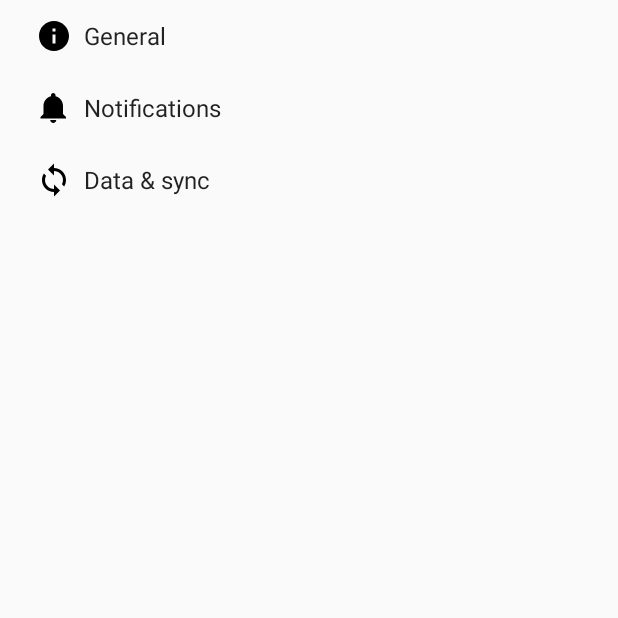
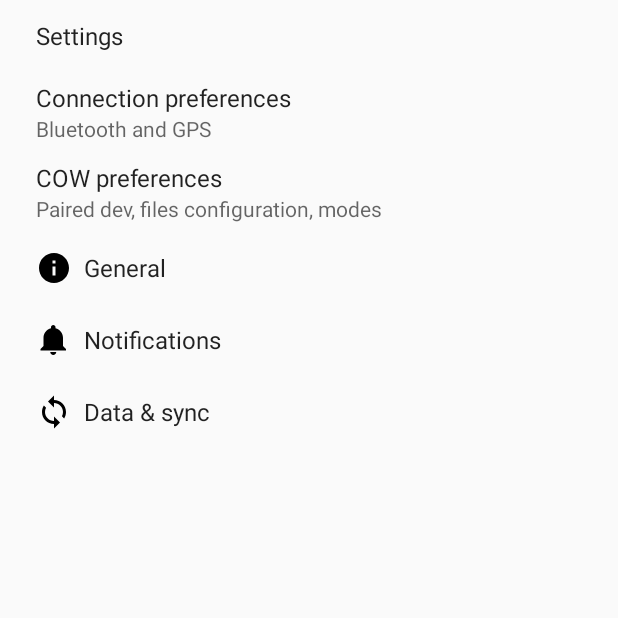
Before and after one commit to luis95gr/SmartHealthcare, an Android app: the SettingsActivity screen opened directly, with no data from a screen before it, on a phone screen of 412 x 824 dp, the top half of it. Run offline under Robolectric (Android 15) with nearby library versions, the phone set to English and light mode, and no system bars; network calls fail.

Commit message:
Connection and COW layout Pref v0.1 1. Two fragments were added into the SettingsActivity and Preference headers 2. For the moment this are just layouts and store just raw preferences
Signed-off-by: WilyPonce <wily991@gmail.com>

```diff
--- a/app/build.gradle
+++ b/app/build.gradle
@@ -30,7 +30,7 @@ dependencies {
     androidTestImplementation 'com.android.support.test:runner:1.0.1'
     androidTestImplementation 'com.android.support.test.espresso:espresso-core:3.0.1'
     implementation 'com.android.support:design:26.1.0'
-    implementation 'com.android.volley:volley:1.0.0'
+    implementation 'com.android.volley:volley:1.1.0'
     implementation 'com.airbnb.android:lottie:2.2.5'
     implementation 'com.android.support:recyclerview-v7:26.1.0'
     implementation 'com.squareup.picasso:picasso:2.5.2'
--- a/app/src/main/java/com/example/luisguzmn/healthcare40/SettingsActivity.java
+++ b/app/src/main/java/com/example/luisguzmn/healthcare40/SettingsActivity.java
@@ -174,7 +174,9 @@ public class SettingsActivity extends AppCompatPreferenceActivity {
         return PreferenceFragment.class.getName().equals(fragmentName)
                 || GeneralPreferenceFragment.class.getName().equals(fragmentName)
                 || DataSyncPreferenceFragment.class.getName().equals(fragmentName)
-                || NotificationPreferenceFragment.class.getName().equals(fragmentName);
+                || NotificationPreferenceFragment.class.getName().equals(fragmentName)
+                || ConnectionPreferenceFragment.class.getName().equals(fragmentName)
+                || CowPreferenceFragment.class.getName().equals(fragmentName);
     }
 
     /**
@@ -267,4 +269,70 @@ public class SettingsActivity extends AppCompatPreferenceActivity {
             return super.onOptionsItemSelected(item);
         }
     }
+
+    /**
+     * This fragment shows Connection preferences only. It is used when the
+     * activity is showing a two-pane settings UI.
+     */
+    @TargetApi(Build.VERSION_CODES.HONEYCOMB)
+    public static class ConnectionPreferenceFragment extends PreferenceFragment {
+        @Override
+        public void onCreate(Bundle savedInstanceState) {
+            super.onCreate(savedInstanceState);
+            addPreferencesFromResource(R.xml.pref_connection);
+            setHasOptionsMenu(true);
+
+            // Bind the summaries of EditText/List/Dialog/Ringtone preferences
+            // to their values. When their values change, their summaries are
+            // updated to reflect the new value, per the Android Design
+            // guidelines.
+//            bindPreferenceSummaryToValue(findPreference("connection_bluetooth"));
+//            bindPreferenceSummaryToValue(findPreference("connection_gps"));
+        }
+
+        @Override
+        public boolean onOptionsItemSelected(MenuItem item) {
+            int id = item.getItemId();
+            if (id == android.R.id.home) {
+                startActivity(new Intent(getActivity(), SettingsActivity.class));
+                return true;
+            }
+            return super.onOptionsItemSelected(item);
+        }
+    }
+
+    /**
+     * This fragment shows Connection preferences only. It is used when the
+     * activity is showing a two-pane settings UI.
+     */
+    @TargetApi(Build.VERSION_CODES.HONEYCOMB)
+    public static class CowPreferenceFragment extends PreferenceFragment {
+        @Override
+        public void onCreate(Bundle savedInstanceState) {
+            super.onCreate(savedInstanceState);
+            addPreferencesFromResource(R.xml.pref_cow);
+            setHasOptionsMenu(true);
+
+            // Bind the summaries of EditText/List/Dialog/Ringtone preferences
+            // to their values. When their values change, their summaries are
+            // updated to reflect the new value, per the Android Design
+            // guidelines.
+
+            bindPreferenceSummaryToValue(findPreference("cow_paired"));
+            bindPreferenceSummaryToValue(findPreference("cow_folder"));
+            bindPreferenceSummaryToValue(findPreference("cow_file_prefix"));
+            bindPreferenceSummaryToValue(findPreference("cow_period_files"));
+
+        }
+
+        @Override
+        public boolean onOptionsItemSelected(MenuItem item) {
+            int id = item.getItemId();
+            if (id == android.R.id.home) {
+                startActivity(new Intent(getActivity(), SettingsActivity.class));
+                return true;
+            }
+            return super.onOptionsItemSelected(item);
+        }
+    }
 }
--- /dev/null
+++ b/app/src/main/res/xml/pref_connection.xml
@@ -0,0 +1,22 @@
+<?xml version="1.0" encoding="utf-8"?>
+<PreferenceScreen xmlns:android="http://schemas.android.com/apk/res/android">
+
+    android:layout_width="wrap_content"
+    android:layout_height="wrap_content">
+
+    <!-- A 'parent' preference, which enables/disables child preferences (below)
+     when checked/unchecked. -->
+    <SwitchPreference
+        android:icon="@drawable/pref_ic_bluetooth"
+        android:defaultValue="true"
+        android:key="connection_bluetooth"
+        android:title="Bluetooth"/>
+    <SwitchPreference
+        android:icon="@drawable/pref_ic_gps"
+        android:defaultValue="true"
+        android:key="connection_gps"
+        android:title="GPS"/>
+
+
+
+</PreferenceScreen>
--- /dev/null
+++ b/app/src/main/res/xml/pref_cow.xml
@@ -0,0 +1,84 @@
+<PreferenceScreen xmlns:android="http://schemas.android.com/apk/res/android">
+
+    android:layout_width="wrap_content"
+    android:layout_height="wrap_content">
+
+    <!-- A 'parent' preference, which enables/disables child preferences (below)
+     when checked/unchecked. -->
+    <PreferenceCategory
+    android:title="General COW settings">
+        <EditTextPreference
+            android:icon="@drawable/pref_ic_paired"
+            android:key="cow_paired"
+            android:title="Paired COW device"
+            android:defaultValue="COW unknown"
+            android:dialogTitle="EditText Dialog" />
+        <EditTextPreference
+            android:icon="@drawable/pref_ic_folder"
+            android:key="cow_folder"
+            android:title="Subdirectory folder"
+            android:defaultValue="CTLogs"/>
+        <EditTextPreference
+            android:icon="@drawable/pref_ic_file"
+            android:key="cow_file_prefix"
+            android:title="Files prefix"
+            android:defaultValue="CWP"/>
+        <EditTextPreference
+            android:icon="@drawable/pref_ic_clock"
+            android:key="cow_period_files"
+            android:title="Period of files"
+            android:inputType="number"
+            android:defaultValue="5"/>
+   </PreferenceCategory>
+       <!-- <EditTextPreference
+            android:icon="@drawable/pref_ic_folder"
+            android:defaultValue="CTlogs"
+            android:inputType="text"
+            android:key="cow_folder"
+            android:maxLines="1"
+            android:selectAllOnFocus="true"
+            android:singleLine="true"
+            android:title="Subdirectory folder"/>
+        <EditTextPreference
+            android:icon="@drawable/pref_ic_file"
+            android:defaultValue="AVZ"
+            android:inputType="text"
+            android:key="cow_file_prefix"
+            android:maxLines="1"
+            android:selectAllOnFocus="true"
+            android:singleLine="true"
+            android:title="File name prefix"/>
+        <EditTextPreference
+            android:icon="@drawable/pref_ic_clock"
+            android:defaultValue="4"
+            android:inputType="number"
+            android:key="cow_period_files"
+            android:maxLines="1"
+            android:selectAllOnFocus="true"
+            android:singleLine="true"
+            android:title="Period of files"/>
+    </PreferenceCategory>-->
+    <PreferenceCategory
+        android:title="COW modes"
+        android:icon="@drawable/pref_ic_mode">
+        <CheckBoxPreference
+            android:defaultValue="true"
+            android:key="cow_mode_bt"
+            android:title="Bluetooth sender"/>
+        <CheckBoxPreference
+            android:defaultValue="true"
+            android:key="cow_mode_sd"
+            android:title="COW's SD storage"/>
+        <CheckBoxPreference
+            android:defaultValue="true"
+            android:key="cow_mode_lv"
+            android:title="USB serial/LabView"/>
+        <CheckBoxPreference
+            android:defaultValue="true"
+            android:key="cow_mode_obd"
+            android:title="OBD-II"/>
+    </PreferenceCategory>
+
+
+
+</PreferenceScreen>
--- a/app/src/main/res/xml/pref_headers.xml
+++ b/app/src/main/res/xml/pref_headers.xml
@@ -1,6 +1,16 @@
 <preference-headers xmlns:android="http://schemas.android.com/apk/res/android">
 
     <!-- These settings headers are only used on tablets. -->
+    <header android:title="Settings" />
+    <header
+        android:fragment="com.example.luisguzmn.healthcare40.SettingsActivity$ConnectionPreferenceFragment"
+        android:title="Connection preferences"
+        android:summary="Bluetooth and GPS"/>
+
+    <header
+        android:fragment="com.example.luisguzmn.healthcare40.SettingsActivity$CowPreferenceFragment"
+        android:title="COW preferences"
+        android:summary="Paired dev, files configuration, modes"/>
 
     <header
         android:fragment="com.example.luisguzmn.healthcare40.SettingsActivity$GeneralPreferenceFragment"
```
